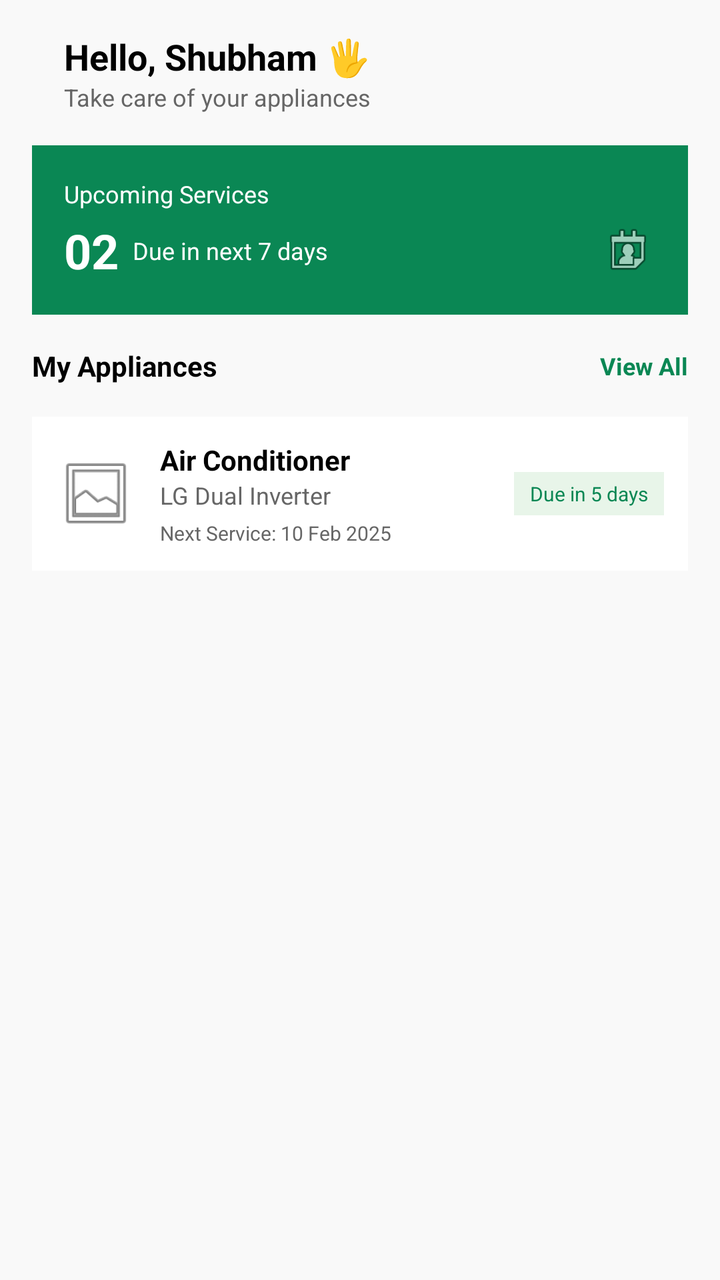
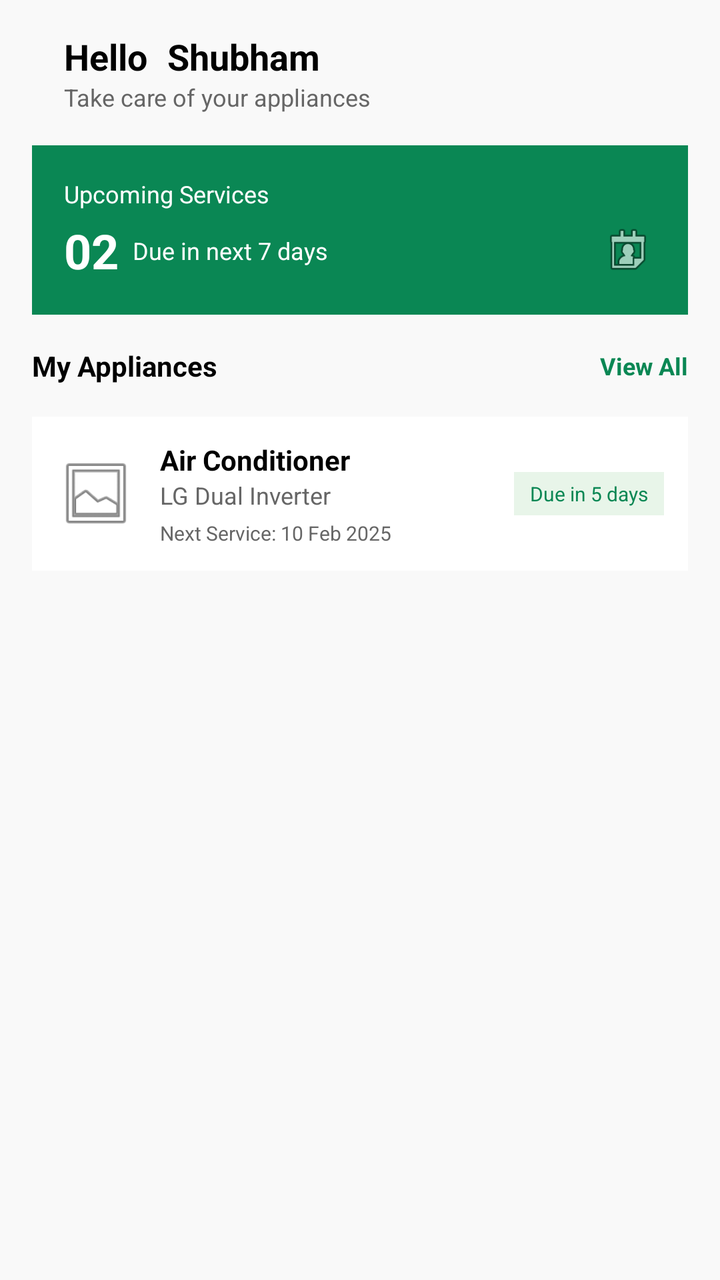

Two renders of the same Android screen: before a commit and after it. Below are the layout's source before the change and the commit's diff.
<!-- AndroidManifest.xml: application theme Theme.DemoProject -->
<!-- res/layout/fragment_home.xml -->
<?xml version="1.0" encoding="utf-8"?>
<LinearLayout
    android:orientation="vertical"
    xmlns:android="http://schemas.android.com/apk/res/android"
    xmlns:tools="http://schemas.android.com/tools"
    android:layout_width="match_parent"
    android:layout_height="match_parent"
    tools:context=".Fragment.HomeFragment"
    android:background="#F9F9F9"
    android:fitsSystemWindows="true">

        <LinearLayout
            android:layout_width="match_parent"
            android:layout_height="wrap_content"
            android:orientation="horizontal"
            android:padding="16dp"
            android:gravity="center_vertical">


            <LinearLayout
                android:layout_width="0dp"
                android:layout_height="wrap_content"
                android:layout_weight="1"
                android:orientation="vertical"
                android:layout_marginStart="16dp">

                <TextView
                    android:layout_width="wrap_content"
                    android:layout_height="wrap_content"
                    android:text="Hello, Shubham 🖐"
                    android:textSize="18sp"
                    android:textStyle="bold"
                    android:textColor="#000000"/>

                <TextView
                    android:layout_width="wrap_content"
                    android:layout_height="wrap_content"
                    android:text="Take care of your appliances"
                    android:textSize="12sp"
                    android:textColor="#666666"/>
            </LinearLayout>


        </LinearLayout>

        <LinearLayout
            android:layout_width="match_parent"
            android:layout_height="wrap_content"
            android:orientation="vertical"
            android:background="#0A8754"
            android:padding="16dp"
            android:layout_marginHorizontal="16dp"
            android:layout_marginBottom="16dp">

            <TextView
                android:layout_width="wrap_content"
                android:layout_height="wrap_content"
                android:text="Upcoming Services"
                android:textColor="#FFFFFF"
                android:textSize="12sp"/>

            <LinearLayout
                android:layout_width="match_parent"
                android:layout_height="wrap_content"
                android:orientation="horizontal"
                android:gravity="center_vertical"
                android:layout_marginTop="4dp">

                <TextView
                    android:layout_width="wrap_content"
                    android:layout_height="wrap_content"
                    android:text="02"
                    android:textColor="#FFFFFF"
                    android:textSize="24sp"
                    android:textStyle="bold"/>

                <TextView
                    android:layout_width="0dp"
                    android:layout_height="wrap_content"
                    android:layout_weight="1"
                    android:text=" Due in next 7 days"
                    android:textColor="#FFFFFF"
                    android:textSize="12sp"
                    android:layout_marginStart="4dp"/>

                <ImageView
                    android:layout_width="28dp"
                    android:layout_height="28dp"
                    android:src="@android:drawable/ic_menu_my_calendar"/>
            </LinearLayout>
        </LinearLayout>

        <LinearLayout
            android:layout_width="match_parent"
            android:layout_height="wrap_content"
            android:orientation="horizontal"
            android:paddingHorizontal="16dp"
            android:gravity="center_vertical">

            <TextView
                android:layout_width="0dp"
                android:layout_height="wrap_content"
                android:layout_weight="1"
                android:text="My Appliances"
                android:textStyle="bold"
                android:textColor="#000000"
                android:textSize="14sp"/>

            <TextView
                android:layout_width="wrap_content"
                android:layout_height="wrap_content"
                android:text="View All"
                android:textColor="#0A8754"
                android:textStyle="bold"
                android:textSize="12sp"/>
        </LinearLayout>

        <LinearLayout
            android:layout_width="match_parent"
            android:layout_height="0dp"
            android:layout_weight="1"
            android:orientation="vertical"
            android:padding="16dp">

            <LinearLayout
                android:layout_width="match_parent"
                android:layout_height="wrap_content"
                android:orientation="horizontal"
                android:background="#FFFFFF"
                android:padding="12dp"
                android:gravity="center_vertical"
                android:layout_marginBottom="12dp">

                <ImageView
                    android:layout_width="40dp"
                    android:layout_height="40dp"
                    android:src="@android:drawable/ic_menu_gallery"/>

                <LinearLayout
                    android:layout_width="0dp"
                    android:layout_height="wrap_content"
                    android:layout_weight="1"
                    android:orientation="vertical"
                    android:layout_marginStart="12dp">

                    <TextView
                        android:layout_width="wrap_content"
                        android:layout_height="wrap_content"
                        android:text="Air Conditioner"
                        android:textStyle="bold"
                        android:textColor="#000000"
                        android:textSize="14sp"/>

                    <TextView
                        android:layout_width="wrap_content"
                        android:layout_height="wrap_content"
                        android:text="LG Dual Inverter"
                        android:textSize="12sp"
                        android:textColor="#666666"/>

                    <TextView
                        android:layout_width="wrap_content"
                        android:layout_height="wrap_content"
                        android:text="Next Service: 10 Feb 2025"
                        android:textSize="10sp"
                        android:textColor="#666666"
                        android:layout_marginTop="4dp"/>
                </LinearLayout>

                <TextView
                    android:layout_width="wrap_content"
                    android:layout_height="wrap_content"
                    android:text="Due in 5 days"
                    android:background="#E8F5E9"
                    android:textColor="#0A8754"
                    android:textSize="10sp"
                    android:paddingHorizontal="8dp"
                    android:paddingVertical="4dp"/>
            </LinearLayout>
        </LinearLayout>

</LinearLayout>
<!-- resources referenced by this layout -->
<resources>
  <style name="Theme.DemoProject" parent="Base.Theme.DemoProject" />
  <style name="Base.Theme.DemoProject" parent="Theme.Material3.DayNight.NoActionBar">
          
          
      </style>
</resources>

<!-- the commit's change to res/layout/fragment_home.xml (unified diff, before → after) -->
@@ -24,13 +24,31 @@
                 android:orientation="vertical"
                 android:layout_marginStart="16dp">
 
-                <TextView
-                    android:layout_width="wrap_content"
-                    android:layout_height="wrap_content"
-                    android:text="Hello, Shubham 🖐"
+
+                <LinearLayout
+                    android:layout_width="wrap_content"
+                    android:layout_height="wrap_content"
+                    android:orientation="horizontal"
+                    >
+                <TextView
+                    android:layout_width="wrap_content"
+                    android:layout_height="wrap_content"
+                    android:text="Hello"
                     android:textSize="18sp"
                     android:textStyle="bold"
                     android:textColor="#000000"/>
+
+                    <TextView
+                        android:layout_width="wrap_content"
+                        android:layout_height="wrap_content"
+                        android:id="@+id/tvUserName"
+                        android:text="Shubham"
+                        android:textSize="18sp"
+                        android:textStyle="bold"
+                        android:textColor="#000000"
+                        android:paddingStart="10dp"/>
+
+                </LinearLayout>
 
                 <TextView
                     android:layout_width="wrap_content"
@@ -179,4 +197,10 @@
             </LinearLayout>
         </LinearLayout>
 
+    <ListView
+        android:layout_width="match_parent"
+        android:layout_height="wrap_content"
+        android:layout_margin="10dp"
+        android:id="@+id/lvSearchDonorsList"/>
+
 </LinearLayout>
